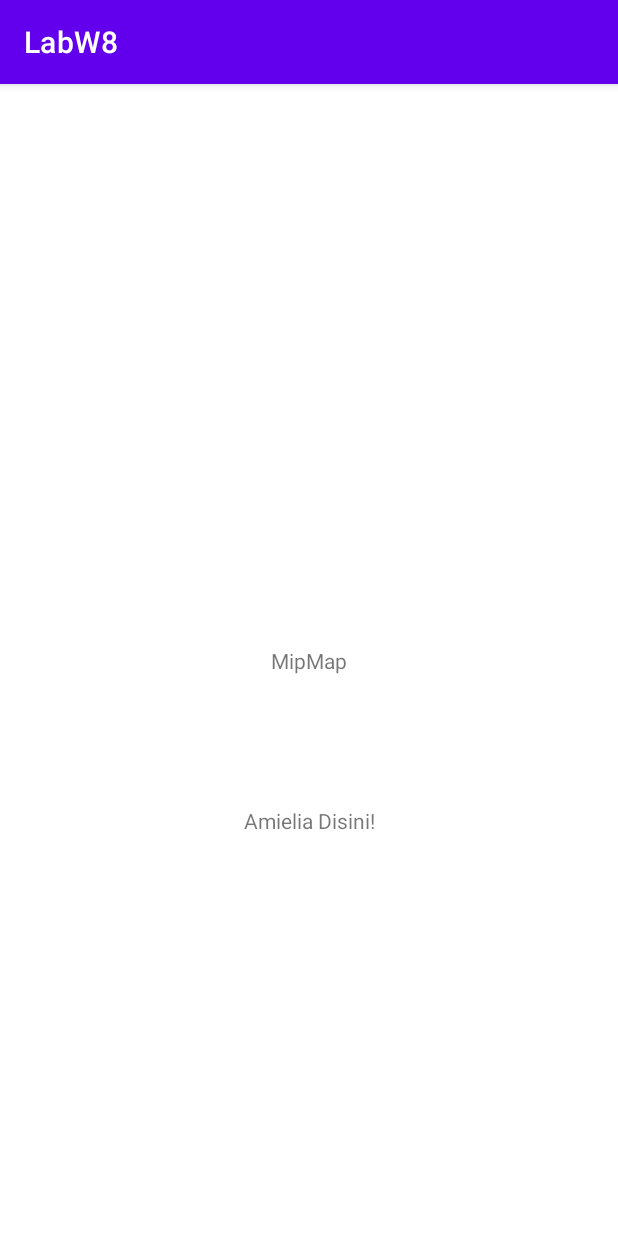
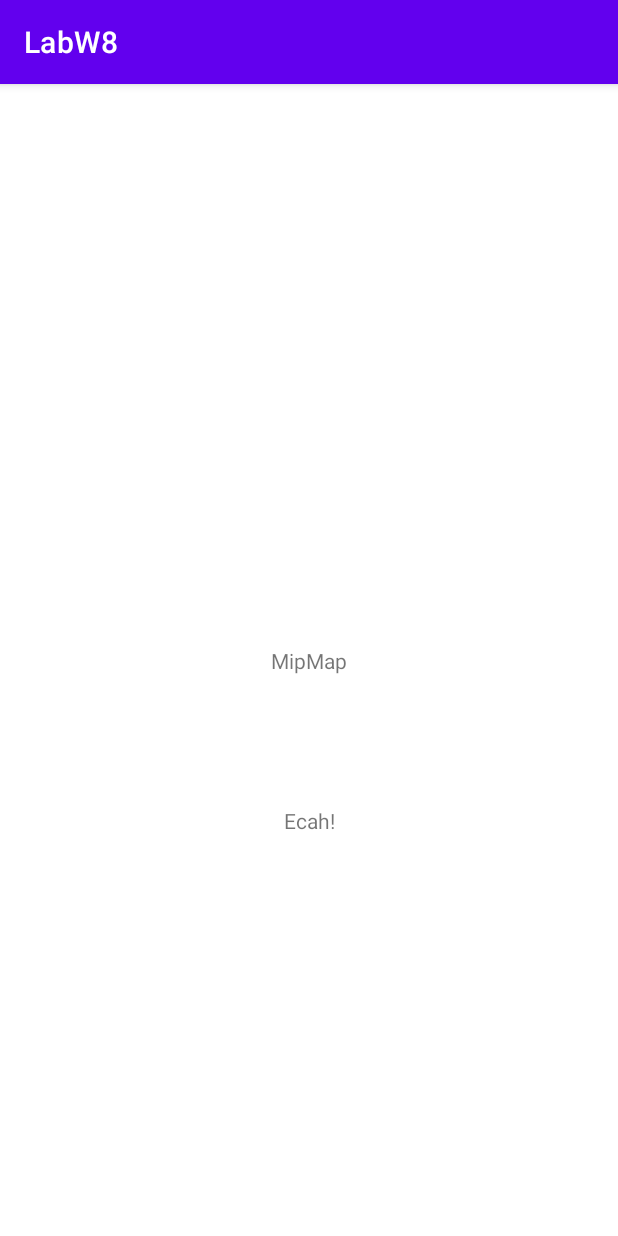
Before and after one commit to AdamZikriZailani/GProjectTest, an Android app: the screen it shows after launch (MainActivity), on a phone screen of 412 x 824 dp. Run offline under Robolectric (Android 15) with nearby library versions, the phone set to English and light mode, and no system bars.

Commit message:
Amy to Ecah

```diff
--- a/app/src/main/res/layout/activity_main.xml
+++ b/app/src/main/res/layout/activity_main.xml
@@ -20,7 +20,7 @@
     <TextView
         android:layout_width="wrap_content"
         android:layout_height="wrap_content"
-        android:text="Amielia Disini!"
+        android:text="Ecah!"
         app:layout_constraintBottom_toBottomOf="parent"
         app:layout_constraintEnd_toEndOf="parent"
         app:layout_constraintStart_toStartOf="parent"
```
